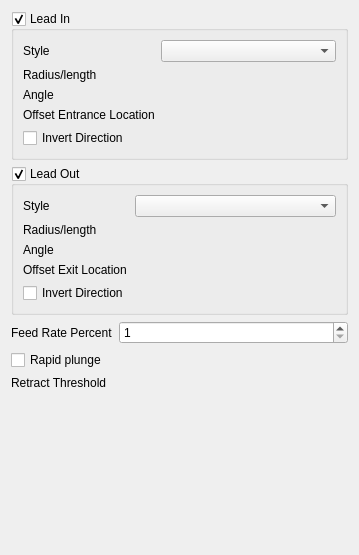
Above: src/Mod/CAM/Gui/Resources/panels/DressUpLeadInOutEdit.ui from southseact-3d/fcd before the change. Below: the same form after it.
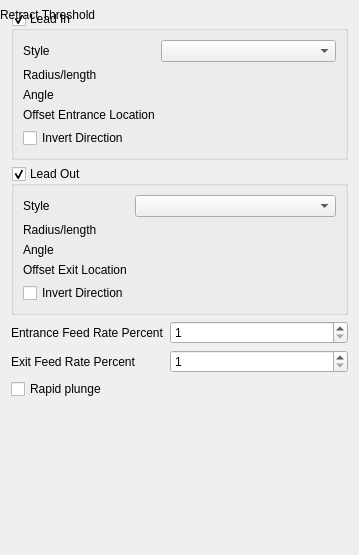
That is the form after the change. Custom widgets are drawn as their Qt base class.

Commit message: [CAM] separate controls for feed rate percent entrance vs exit

What changed in the file:
```diff
--- a/src/Mod/CAM/Gui/Resources/panels/DressUpLeadInOutEdit.ui
+++ b/src/Mod/CAM/Gui/Resources/panels/DressUpLeadInOutEdit.ui
@@ -177,7 +177,7 @@
      <item row="0" column="0">
       <widget class="QLabel" name="label_feed_rate_percent">
        <property name="text">
-        <string>Feed Rate Percent</string>
+        <string>Entrance Feed Rate Percent</string>
        </property>
       </widget>
      </item>
@@ -204,6 +204,35 @@
       </widget>
      </item>
      <item row="1" column="0">
+      <widget class="QLabel" name="label_feed_rate_percent">
+       <property name="text">
+        <string>Exit Feed Rate Percent</string>
+       </property>
+      </widget>
+     </item>
+     <item row="1" column="1">
+      <widget class="QDoubleSpinBox" name="dspFeedRatePercentOut">
+       <property name="toolTip">
+        <string>Feed rate to use when exiting a cut, as a percentage of the normal feed rate.</string>
+       </property>
+       <property name="decimals">
+        <number>0</number>
+       </property>
+       <property name="minimum">
+        <double>1.000000000000000</double>
+       </property>
+       <property name="maximum">
+        <double>999999.000000000000000</double>
+       </property>
+       <property name="singleStep">
+        <double>5.000000000000000</double>
+       </property>
+       <property name="unit" stdset="0">
+        <string notr="true"/>
+       </property>
+      </widget>
+     </item>
+     <item row="2" column="0">
       <widget class="QCheckBox" name="chkRapidPlunge">
        <property name="sizePolicy">
         <sizepolicy hsizetype="Minimum" vsizetype="Preferred">
```
Left out of the diff: 6 changed lines with no effect on the pictures. The commit also changes 1 other file.
